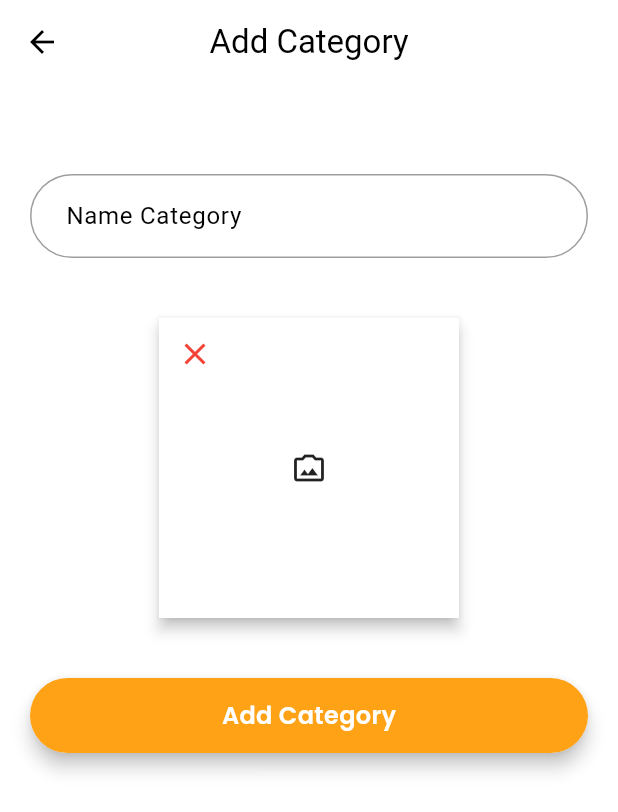
After one commit to NaserAlomosh/e-commerce_admin_panel_course, a Flutter app: the screen it shows after launch, after a tap on "Add New Category", on a phone screen of 412 x 824 dp. The commit adds this screen. Shown: the top 812 px of the screen. Run offline on Flutter 3.47's test engine with Material 3 defaults, Android fonts, the phone set to English and light mode, and no system bars; our stand-ins replace cloud_firestore, dartz, firebase_core, flutter_bloc, google_fonts, image_picker and 2 more; accounts and stored records are empty; network calls fail.

Commit message:
Add new cageory is done

```diff
--- a/lib/core/helper/image_pocker_helper.dart
+++ b/lib/core/helper/image_pocker_helper.dart
@@ -1,6 +1,6 @@
 import 'package:image_picker/image_picker.dart';
 
-class ImagePockerHelper {
+class ImagePickerHelper {
   static Future<XFile?> getImageFromGallery() async {
     final ImagePicker picker = ImagePicker();
     final XFile? image = await picker.pickMedia();
--- a/lib/core/models/category/category_response_model.dart
+++ b/lib/core/models/category/category_response_model.dart
@@ -1,13 +1,9 @@
 class CategoryResponseModel {
-  final String id;
+  String? id;
   final String name;
   final String image;
 
-  CategoryResponseModel({
-    required this.id,
-    required this.name,
-    required this.image,
-  });
+  CategoryResponseModel({this.id, required this.name, required this.image});
 
   factory CategoryResponseModel.formJson(Map<String, dynamic> json) {
     return CategoryResponseModel(
@@ -16,4 +12,7 @@ class CategoryResponseModel {
       image: json['image'],
     );
   }
+  Map<String, dynamic> toJson() {
+    return {"id": id, "name": name, "image": image};
+  }
 }
--- a/lib/core/usecases/category_usecase.dart
+++ b/lib/core/usecases/category_usecase.dart
@@ -9,7 +9,8 @@ class CategoryUsecase {
   Future<Either<String, List<CategoryResponseModel>>> getAllCategories() async {
     try {
       List<CategoryResponseModel> categories = [];
-      final result = await FirebaseFirestore.instance.collection('categories').get();
+      final result =
+          await FirebaseFirestore.instance.collection('categories').get();
       for (var element in result.docs) {
         log(element.data().toString());
         categories.add(CategoryResponseModel.formJson(element.data()));
@@ -37,10 +38,33 @@ class CategoryUsecase {
 
   Future<Either<String, String>> deleteCategory(String categoryId) async {
     try {
-      await FirebaseFirestore.instance.collection('categories').doc(categoryId).delete();
+      await FirebaseFirestore.instance
+          .collection('categories')
+          .doc(categoryId)
+          .delete();
       return Right('Category deleted successfully');
     } on FirebaseException catch (e) {
       return Left(e.message ?? 'Something went wrong');
     }
   }
+
+  Future<Either<String, String>> addCategory({
+    required CategoryResponseModel category,
+  }) async {
+    try {
+      final categoryId =
+          FirebaseFirestore.instance.collection('categories').doc().id;
+      category.id = categoryId;
+
+      await FirebaseFirestore.instance
+          .collection('categories')
+          .doc(categoryId)
+          .set(category.toJson());
+      return const Right('Category added successfully');
+    } on FirebaseException catch (e) {
+      return Left(e.message ?? 'Something went wrong');
+    } catch (e) {
+      return Left(e.toString());
+    }
+  }
 }
--- /dev/null
+++ b/lib/feachers/category/repo/category_repo.dart
@@ -0,0 +1,40 @@
+import 'dart:io';
+
+import 'package:cloud_firestore/cloud_firestore.dart';
+import 'package:dartz/dartz.dart';
+import 'package:ecommerce_admin/core/models/category/category_response_model.dart';
+import 'package:ecommerce_admin/core/services/upload_image_service.dart';
+import 'package:ecommerce_admin/core/usecases/category_usecase.dart';
+
+class CategoryRepo {
+  CategoryUsecase categoryUsecase = CategoryUsecase();
+  Future<Either<String, String>> addCategory({
+    required File image,
+    required String categoryName,
+  }) async {
+    try {
+      final imagePath = await UploadImageService.uploadImage(image);
+      if (imagePath == null) {
+        return Left('Error uploading image');
+      } else {
+        CategoryResponseModel category = CategoryResponseModel(
+          name: categoryName,
+          image: imagePath ?? '',
+        );
+        await categoryUsecase.addCategory(category: category);
+        return Right('Category added successfully');
+      }
+    } catch (e) {
+      return Left('Error adding category: $e');
+    }
+  }
+
+  Future<Either<String, List<CategoryResponseModel>>> getAllCategory() async {
+    try {
+      final resylt = await categoryUsecase.getAllCategories();
+      return resylt;
+    } on FirebaseException catch (e) {
+      return Left(e.message ?? 'Something went wrong');
+    }
+  }
+}
--- /dev/null
+++ b/lib/feachers/category/view/category_view.dart
@@ -0,0 +1,128 @@
+import 'dart:io';
+
+import 'package:ecommerce_admin/core/models/category/category_response_model.dart';
+import 'package:ecommerce_admin/core/theme/app_padding.dart';
+import 'package:ecommerce_admin/core/widgets/buttons/custom_button.dart';
+import 'package:ecommerce_admin/core/widgets/loading/custom_loading_widget.dart';
+import 'package:ecommerce_admin/core/widgets/textfieds/custom_text_field.dart';
+import 'package:ecommerce_admin/core/widgets/toast_message/toast_message.dart';
+import 'package:ecommerce_admin/feachers/category/view_model/cubit.dart';
+import 'package:ecommerce_admin/feachers/category/view_model/state.dart';
+import 'package:flutter/material.dart';
+import 'package:flutter_bloc/flutter_bloc.dart';
+part 'widgets/category_item_widget.dart';
+
+class AddCategoryView extends StatelessWidget {
+  const AddCategoryView({super.key});
+
+  @override
+  Widget build(BuildContext context) {
+    return BlocProvider(
+      create: (context) => CategoryCubit()..getAllCategories(),
+      child: Scaffold(
+        appBar: AppBar(
+          title: const Text('Add Category'),
+          centerTitle: true,
+          backgroundColor: Colors.white,
+          foregroundColor: Colors.black,
+        ),
+        backgroundColor: Colors.white,
+        body: BlocConsumer<CategoryCubit, CategoryState>(
+          listener: (context, state) {
+            if (state is CategoryLoadingState) {
+              CustomDialogLoadingWidget.show(context);
+            } else if (state is CategorySuccessState) {
+              Navigator.pop(context);
+              ToastMessage.showSuccessMessage(
+                context,
+                'Category added successfully',
+              );
+            } else if (state is CategorySelectImageErrorState) {
+              ToastMessage.showErrorMessage(context, state.error);
+            } else if (state is CategoryErrorState) {
+              Navigator.pop(context);
+              ToastMessage.showErrorMessage(context, state.error);
+            }
+          },
+          builder: (context, state) {
+            if (state is GetAllCategoryLoadingState) {
+              return CustomDialogLoadingWidget();
+            } else if (state is GetAllCategoryErrorState) {
+              return Center(child: Text(state.error));
+            } else {
+              final cubit = context.read<CategoryCubit>();
+              return Padding(
+                padding: AppPadding.allPadding,
+                child: SingleChildScrollView(
+                  child: Form(
+                    key: cubit.formKey,
+                    child: Column(
+                      children: [
+                        SizedBox(height: 40),
+                        CustomTextField(
+                          controller: cubit.categoryNameController,
+                          label: 'Name Category',
+                          validator: (categoryName) {
+                            if (categoryName?.isEmpty ?? true) {
+                              return 'Please enter category name';
+                            } else {
+                              return null;
+                            }
+                          },
+                        ),
+                        SizedBox(height: 40),
+                        GestureDetector(
+                          onTap: () {
+                            cubit.selectImage();
+                          },
+                          child: Material(
+                            elevation: 4,
+                            child: Stack(
+                              children: [
+                                Container(
+                                  width: 200,
+                                  height: 200,
+                                  decoration: BoxDecoration(
+                                    color: Colors.white,
+                                  ),
+                                  child:
+                                      cubit.image != null
+                                          ? Image.file(File(cubit.image!.path))
+                                          : Icon(
+                                            Icons.photo_camera_back_outlined,
+                                          ),
+                                ),
+                                CloseButton(
+                                  color: Colors.red,
+                                  onPressed: () {
+                                    cubit.removeImage();
+                                  },
+                                ),
+                              ],
+                            ),
+                          ),
+                        ),
+                        SizedBox(height: 40),
+                        CustomButton(
+                          text: 'Add Category',
+                          onTap: () {
+                            cubit.addCategory();
+                          },
+                        ),
+                        ...List.generate(cubit.categories.length, (index) {
+                          return _CategoryItemWidget(
+                            category: cubit.categories[index],
+                          );
+                        }),
+                      ],
+                    ),
+                  ),
+                ),
+              );
+            }
+          },
+        ),
+      ),
+    );
+  }
+}
--- /dev/null
+++ b/lib/feachers/category/view/widgets/category_item_widget.dart
@@ -0,0 +1,27 @@
+part of '../category_view.dart';
+
+class _CategoryItemWidget extends StatelessWidget {
+  const _CategoryItemWidget({super.key, required this.category});
+  final CategoryResponseModel category;
+
+  @override
+  Widget build(BuildContext context) {
+    return Padding(
+      padding: const EdgeInsets.all(8.0),
+      child: InkWell(
+        onTap: () {},
+        child: Material(
+          elevation: 4,
+          color: Colors.white,
+          child: Row(
+            children: [
+              Image.network(category.image, height: 100, width: 100),
+              SizedBox(width: 10),
+              Text(category.name),
+            ],
+          ),
+        ),
+      ),
+    );
+  }
+}
--- /dev/null
+++ b/lib/feachers/category/view_model/cubit.dart
@@ -0,0 +1,67 @@
+import 'dart:io';
+
+import 'package:ecommerce_admin/core/extension/form_key_extension.dart';
+import 'package:ecommerce_admin/core/helper/image_pocker_helper.dart';
+import 'package:ecommerce_admin/core/models/category/category_response_model.dart';
+import 'package:ecommerce_admin/feachers/category/repo/category_repo.dart';
+import 'package:ecommerce_admin/feachers/category/view_model/state.dart';
+import 'package:flutter/material.dart';
+import 'package:flutter_bloc/flutter_bloc.dart';
+import 'package:image_picker/image_picker.dart';
+
+class CategoryCubit extends Cubit<CategoryState> {
+  final _addCategoryRepo = CategoryRepo();
+  CategoryCubit() : super(CategoryInitialState());
+  final formKey = GlobalKey<FormState>();
+  final categoryNameController = TextEditingController();
+  XFile? image;
+  List<CategoryResponseModel> categories = [];
+  Future<void> getAllCategories() async {
+    emit(GetAllCategoryLoadingState());
+    final result = await _addCategoryRepo.getAllCategory();
+    result.fold((error) => emit(GetAllCategoryErrorState(error: error)), (
+      categoriesList,
+    ) {
+      categories = categoriesList;
+      emit(GetAllCategorySuccessState());
+    });
+  }
+
+  Future<void> addCategory() async {
+    if (formKey.isValid()) {
+      if (_userIsNotSelectImage()) {
+        return;
+      }
+      emit(CategoryLoadingState());
+      final result = await _addCategoryRepo.addCategory(
+        categoryName: categoryNameController.text,
+        image: File(image?.path ?? ''),
+      );
+      result.fold(
+        (error) => emit(CategoryErrorState(error: error)),
+        (_) => emit(CategorySuccessState()),
+      );
+    }
+  }
+
+  bool _userIsNotSelectImage() {
+    if (image == null) {
+      emit(CategorySelectImageErrorState(error: 'Please select an image'));
+      return true;
+    }
+    return false;
+  }
+
+  void removeImage() {
+    image = null;
+    emit(CategoryUpdateImageState());
+  }
+
+  selectImage() async {
+    final selectedImage = await ImagePickerHelper.getImageFromGallery();
+    if (selectedImage != null) {
+      image = selectedImage;
+      emit(CategoryUpdateImageState());
+    }
+  }
+}
--- /dev/null
+++ b/lib/feachers/category/view_model/state.dart
@@ -0,0 +1,28 @@
+abstract class CategoryState {}
+
+class CategoryInitialState extends CategoryState {}
+
+class CategoryLoadingState extends CategoryState {}
+
+class CategorySuccessState extends CategoryState {}
+
+class CategoryUpdateImageState extends CategoryState {}
+
+class CategoryErrorState extends CategoryState {
+  final String error;
+  CategoryErrorState({required this.error});
+}
+
+class CategorySelectImageErrorState extends CategoryState {
+  final String error;
+  CategorySelectImageErrorState({required this.error});
+}
+
+class GetAllCategoryLoadingState extends CategoryState {}
+
+class GetAllCategorySuccessState extends CategoryState {}
+
+class GetAllCategoryErrorState extends CategoryState {
+  final String error;
+  GetAllCategoryErrorState({required this.error});
+}
--- a/lib/feachers/home/view/home_view.dart
+++ b/lib/feachers/home/view/home_view.dart
@@ -1,4 +1,3 @@
-import 'dart:developer';
 import 'dart:io';
 
 import 'package:ecommerce_admin/core/theme/app_padding.dart';
@@ -6,6 +5,7 @@ import 'package:ecommerce_admin/core/widgets/buttons/custom_button.dart';
 import 'package:ecommerce_admin/core/widgets/loading/custom_loading_widget.dart';
 import 'package:ecommerce_admin/core/widgets/textfieds/custom_text_field.dart';
 import 'package:ecommerce_admin/core/widgets/toast_message/toast_message.dart';
+import 'package:ecommerce_admin/feachers/category/view/category_view.dart';
 import 'package:ecommerce_admin/feachers/home/view_model/cubit.dart';
 import 'package:ecommerce_admin/feachers/home/view_model/states.dart';
 import 'package:flutter/material.dart';
@@ -60,12 +60,15 @@ class HomeView extends StatelessWidget {
                               onSelected: (value) {
                                 cubit.categoryIdController.text = value ?? '';
                               },
-                              dropdownMenuEntries: List.generate(cubit.categories.length, (index) {
-                                return DropdownMenuEntry(
-                                  value: cubit.categories[index].id,
-                                  label: cubit.categories[index].name,
-                                );
-                              }),
+                              dropdownMenuEntries: List.generate(
+                                cubit.categories.length,
+                                (index) {
+                                  return DropdownMenuEntry(
+                                    value: cubit.categories[index].id ?? '',
+                                    label: cubit.categories[index].name,
+                                  );
+                                },
+                              ),
                             ),
                             SizedBox(height: 20),
                             GestureDetector(
@@ -77,11 +80,19 @@ class HomeView extends StatelessWidget {
                                     Container(
                                       width: 200,
                                       height: 200,
-                                      decoration: BoxDecoration(color: Colors.white),
+                                      decoration: BoxDecoration(
+                                        color: Colors.white,
+                                      ),
                                       child:
                                           cubit.image == null
-                                              ? Icon(Icons.photo_camera_back_outlined, size: 60)
-                                              : Image.file(File(cubit.image!.path)),
+                                              ? Icon(
+                                                Icons
+                                                    .photo_camera_back_outlined,
+                                                size: 60,
+                                              )
+                                              : Image.file(
+                                                File(cubit.image!.path),
+                                              ),
                                     ),
                                     CloseButton(
                                       color: Colors.red,
@@ -95,26 +106,48 @@ class HomeView extends StatelessWidget {
                             CustomTextField(
                               label: 'Name',
                               controller: cubit.nameController,
-                              validator: (p0) => p0!.isEmpty ? 'name is required' : null,
+                              validator:
+                                  (p0) =>
+                                      p0!.isEmpty ? 'name is required' : null,
                             ),
                             SizedBox(height: 20),
                             CustomTextField(
                               label: 'Description',
                               controller: cubit.descriptionController,
-                              validator: (p0) => p0!.isEmpty ? 'description is required' : null,
+                              validator:
+                                  (p0) =>
+                                      p0!.isEmpty
+                                          ? 'description is required'
+                                          : null,
                             ),
                             SizedBox(height: 20),
                             CustomTextField(
                               keyboardType: TextInputType.number,
                               label: 'Price',
                               controller: cubit.priceController,
-                              validator: (p0) => p0!.isEmpty ? 'price is required' : null,
+                              validator:
+                                  (p0) =>
+                                      p0!.isEmpty ? 'price is required' : null,
                             ),
                             SizedBox(height: 20),
                             CustomButton(
                               text: 'Add Product',
                               onTap: () {
                                 cubit.addProduct(context);
+                              },
+                            ),
+                            SizedBox(height: 20),
+                            CustomButton(
+                              text: 'Add New Category',
+                              color: Colors.blue,
+                              onTap: () {
+                                Navigator.push(
+                                  context,
+                                  MaterialPageRoute(
+                                    builder:
+                                        (context) => const AddCategoryView(),
+                                  ),
+                                );
                               },
                             ),
                           ],
--- a/lib/feachers/home/view_model/cubit.dart
+++ b/lib/feachers/home/view_model/cubit.dart
@@ -30,7 +30,7 @@ class HomeCubit extends Cubit<HomeStates> {
   }
 
   Future<void> selectProudectImage() async {
-    final selectedImage = await ImagePockerHelper.getImageFromGallery();
+    final selectedImage = await ImagePickerHelper.getImageFromGallery();
     if (selectedImage != null) {
       image = selectedImage;
       emit(HomeUpdateImageState());
```
Also changed, not shown: lib/main.dart (+9 -1 lines), pubspec.lock, 6 other files.
